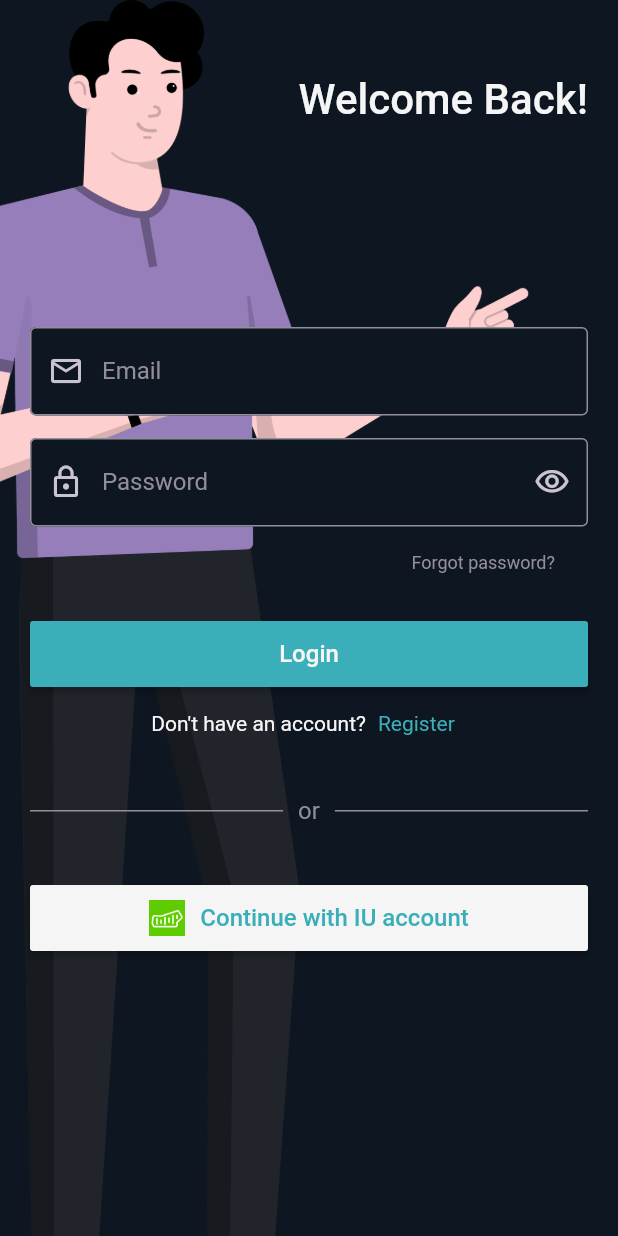
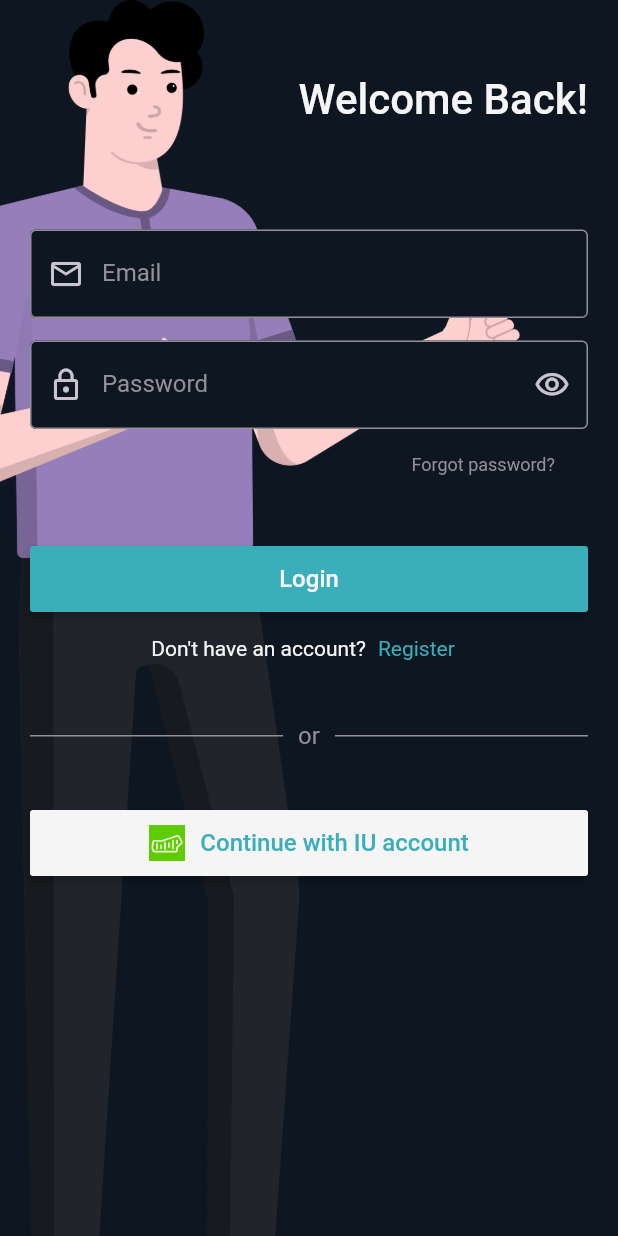
Before and after one commit to InnoStudyHub/front-end, a Flutter app: the LoginPage screen opened by its route, on a phone screen of 412 x 824 dp. Run offline on Flutter 3.47's test engine with Material 2 defaults, Android fonts, the phone set to English and light mode, and no system bars; our stand-ins replace flutter_svg, get.

Commit message:
extract common widgets

```diff
--- a/lib/presentation/auth/login/login_page.dart
+++ b/lib/presentation/auth/login/login_page.dart
@@ -1,5 +1,9 @@
 import 'package:flutter/material.dart';
 import 'package:get/get.dart';
+import '../../widgets/continue_with_ui_button.dart';
+import '../../widgets/divider.dart';
+import '../../widgets/outlined_text_field.dart';
+import '../../widgets/themed_material_button.dart';
 import 'login_controller.dart';
 import '../../util/color_codes.dart';
 import '../../util/routes.dart';
@@ -23,13 +27,20 @@ class LoginPage extends StatelessWidget {
             child: ListView(
               children: <Widget>[
                 _heading(),
-                _emailFormField(),
+                const OutlinedTextField(
+                  label: "Email",
+                  prefixIconData: Icons.email_outlined,
+                ),
                 _passwordFormField(controller: controller),
                 _forgotPasswordButton(),
-                _loginButton(),
+                ThemedMaterialButton(
+                  text: "Login",
+                  color: selectedTabColor,
+                  callback: (){},
+                ),
                 _registerButton(),
-                _divider(),
-                _continueWithUIAccount()
+                const ThemedDivider(),
+                ContinueWithUIButton(callback: (){}),
               ],
             ),
           ),
@@ -56,31 +67,6 @@ class LoginPage extends StatelessWidget {
     );
   }
 
-  Widget _emailFormField() {
-    return Container(
-      margin: const EdgeInsets.fromLTRB(20, 135, 20, 0),
-      child: TextFormField(
-        style: const TextStyle(color: selectedMenuColor),
-        cursorColor: unselectedMenuColor,
-        maxLines: 1,
-        decoration: const InputDecoration(
-          filled: true,
-          fillColor: backgroundDarkBlue,
-          prefixIcon: Icon(
-            Icons.email_outlined,
-            color: greySecondary,
-          ),
-          labelText: "Email",
-          labelStyle: TextStyle(
-            color: unselectedMenuColor,
-          ),
-          enabledBorder: OutlineInputBorder(
-            borderSide: BorderSide(color: unselectedMenuColor),
-          ),
-        ),
-      ),
-    );
-  }
 
   Widget _passwordFormField({required LoginController controller}) {
     return Container(
@@ -138,25 +124,6 @@ class LoginPage extends StatelessWidget {
         ));
   }
 
-  Widget _loginButton() {
-    return Container(
-      margin: const EdgeInsets.fromLTRB(20, 15, 20, 0),
-      height: 44,
-      child: MaterialButton(
-        onPressed: () {},
-        color: selectedTabColor,
-        child: const Text(
-          "Login",
-          style: TextStyle(
-            color: selectedMenuColor,
-            fontFamily: "Roboto",
-            fontWeight: FontWeight.w500,
-            fontSize: 16,
-          ),
-        ),
-      ),
-    );
-  }
 
   Widget _registerButton() {
     return Row(
@@ -187,69 +154,4 @@ class LoginPage extends StatelessWidget {
     );
   }
 
-  Widget _divider() {
-    return Container(
-      margin: const EdgeInsets.only(top: 25, bottom: 40),
-      child: Row(
-        children: const [
-          Expanded(
-            child: Divider(
-              thickness: 1,
-              indent: 20,
-              endIndent: 10,
-              color: unselectedMenuColor,
-            ),
-          ),
-          Text(
-            "or",
-            style: TextStyle(
-              color: unselectedMenuColor,
-              fontWeight: FontWeight.w400,
-              fontSize: 16,
-            ),
-          ),
-          Expanded(
-            child: Divider(
-              thickness: 1,
-              indent: 10,
-              endIndent: 20,
-              color: unselectedTabColor,
-            ),
-          ),
-        ],
-      ),
-    );
-  }
-
-  Widget _continueWithUIAccount() {
-    return Container(
-      margin: const EdgeInsets.only(left: 20, right: 20),
-      height: 44,
-      child: MaterialButton(
-        onPressed: () {},
-        color: selectedMenuColor,
-        child: Row(
-          mainAxisAlignment: MainAxisAlignment.center,
-          children: [
-            Container(
-              margin: const EdgeInsets.only(right: 10),
-              child: Image.asset(
-                "assets/images/innopolis_logo.png",
-                height: 24,
-                width: 24,
-              ),
-            ),
-            const Text(
-              "Continue with IU account",
-              style: TextStyle(
-                color: selectedTabColor,
-                fontSize: 16,
-                fontWeight: FontWeight.w500,
-              ),
-            ),
-          ],
-        ),
-      ),
-    );
-  }
 }
--- a/lib/presentation/main.dart
+++ b/lib/presentation/main.dart
@@ -20,7 +20,7 @@ class MyApp extends StatelessWidget {
         scaffoldBackgroundColor: const Color.fromARGB(255, 14, 22, 33),
       ),
       debugShowCheckedModeBanner: false,
-      initialRoute: AppRoutes.session,
+      initialRoute: AppRoutes.auth,
       getPages: AppPages.list,
     );
   }
--- /dev/null
+++ b/lib/presentation/widgets/continue_with_ui_button.dart
@@ -0,0 +1,42 @@
+import 'package:flutter/material.dart';
+
+import '../util/color_codes.dart';
+
+class ContinueWithUIButton extends StatelessWidget {
+
+  final VoidCallback callback;
+  const ContinueWithUIButton({Key? key, required this.callback}) : super(key: key);
+
+  @override
+  Widget build(BuildContext context) {
+    return Container(
+      margin: const EdgeInsets.only(left: 20, right: 20),
+      height: 44,
+      child: MaterialButton(
+        onPressed: callback,
+        color: selectedMenuColor,
+        child: Row(
+          mainAxisAlignment: MainAxisAlignment.center,
+          children: [
+            Container(
+              margin: const EdgeInsets.only(right: 10),
+              child: Image.asset(
+                "assets/images/innopolis_logo.png",
+                height: 24,
+                width: 24,
+              ),
+            ),
+            const Text(
+              "Continue with IU account",
+              style: TextStyle(
+                color: selectedTabColor,
+                fontSize: 16,
+                fontWeight: FontWeight.w500,
+              ),
+            ),
+          ],
+        ),
+      ),
+    );
+  }
+}
--- /dev/null
+++ b/lib/presentation/widgets/divider.dart
@@ -0,0 +1,42 @@
+import 'package:flutter/material.dart';
+
+import '../util/color_codes.dart';
+
+class ThemedDivider extends StatelessWidget {
+  const ThemedDivider({Key? key}) : super(key: key);
+
+  @override
+  Widget build(BuildContext context) {
+    return Container(
+      margin: const EdgeInsets.only(top: 25, bottom: 40),
+      child: Row(
+        children: const [
+          Expanded(
+            child: Divider(
+              thickness: 1,
+              indent: 20,
+              endIndent: 10,
+              color: unselectedMenuColor,
+            ),
+          ),
+          Text(
+            "or",
+            style: TextStyle(
+              color: unselectedMenuColor,
+              fontWeight: FontWeight.w400,
+              fontSize: 16,
+            ),
+          ),
+          Expanded(
+            child: Divider(
+              thickness: 1,
+              indent: 10,
+              endIndent: 20,
+              color: unselectedTabColor,
+            ),
+          ),
+        ],
+      ),
+    );
+  }
+}
--- /dev/null
+++ b/lib/presentation/widgets/outlined_text_field.dart
@@ -0,0 +1,61 @@
+import 'package:flutter/material.dart';
+import 'package:flutter_svg/svg.dart';
+import '../util/color_codes.dart';
+
+
+class OutlinedTextField extends StatelessWidget{
+
+  final String label;
+  final TextEditingController? textFieldController;
+  final IconData? prefixIconData;
+  final String? assetName;
+
+  const OutlinedTextField({
+    super.key, required this.label, this.prefixIconData,
+    this.assetName, this.textFieldController
+  });
+
+  @override
+  Widget build(BuildContext context) {
+
+    Icon? prefixIcon;
+    IconButton? suffixIcon;
+
+    if (assetName != null){
+      prefixIcon = SvgPicture.asset(
+        assetName!,
+        color: greySecondary,
+        fit: BoxFit.scaleDown,
+      ) as Icon?;
+    } else {
+      prefixIcon = prefixIconData != null
+          ? Icon(prefixIconData, color: greySecondary)
+          : null;
+    }
+
+
+    return Container(
+      margin: const EdgeInsets.fromLTRB(20, 70, 20, 0),
+      child: TextFormField(
+        controller: textFieldController,
+        style: const TextStyle(color: selectedMenuColor),
+        cursorColor: unselectedMenuColor,
+        maxLines: 1,
+        decoration: InputDecoration(
+          filled: true,
+          fillColor: backgroundDarkBlue,
+          prefixIcon: prefixIcon,
+          labelText: label,
+          labelStyle: const TextStyle(
+            color: unselectedMenuColor,
+          ),
+          enabledBorder: const OutlineInputBorder(
+            borderSide: BorderSide(color: unselectedMenuColor),
+          ),
+          suffixIcon: suffixIcon,
+        ),
+      ),
+    );
+  }
+
+}
--- /dev/null
+++ b/lib/presentation/widgets/themed_material_button.dart
@@ -0,0 +1,35 @@
+import 'package:flutter/material.dart';
+import '../util/color_codes.dart';
+
+class ThemedMaterialButton extends StatelessWidget{
+
+  final String text;
+  final VoidCallback callback;
+  final MaterialColor color;
+
+  const ThemedMaterialButton({super.key, required this.text,
+    required this.callback, required this.color});
+
+
+  @override
+  Widget build(BuildContext context) {
+    return Container(
+      margin: const EdgeInsets.fromLTRB(20, 30, 20, 0),
+      height: 44,
+      child: MaterialButton(
+        onPressed: callback,
+        color: color,
+        child:  Text(
+          text,
+          style: const TextStyle(
+            color: selectedMenuColor,
+            fontFamily: "Roboto",
+            fontWeight: FontWeight.w500,
+            fontSize: 16,
+          ),
+        ),
+      ),
+    );
+  }
+
+}
--- a/pubspec.yaml
+++ b/pubspec.yaml
@@ -38,6 +38,7 @@ dependencies:
   cupertino_icons: ^1.0.2
   get: ^4.6.5
   flutter_svg: ^1.1.5
+  http: ^0.13.5
 
 dev_dependencies:
   flutter_test:
```
Also changed, not shown: lib/presentation/auth/register/register_controller.dart (+29 -0 lines), lib/presentation/auth/register/register_page.dart (+30 -145 lines), pubspec.lock, 1 other file.
